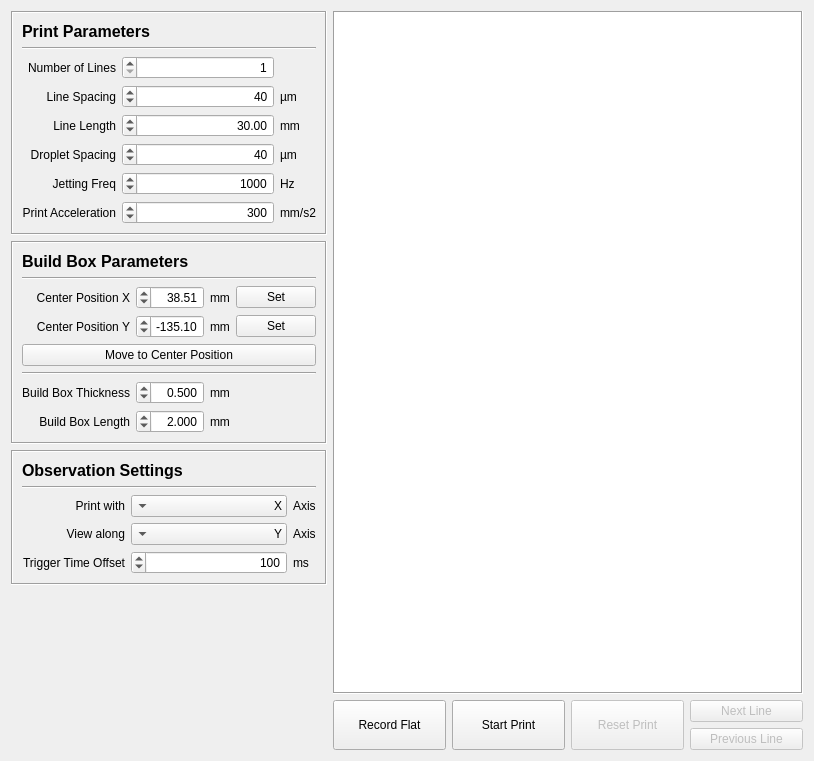
BYUCreateResearchLab/CREATE_LAB_Binder_Jet_Printer, file src/ui/highspeedlinewidget.ui: the form before one commit.
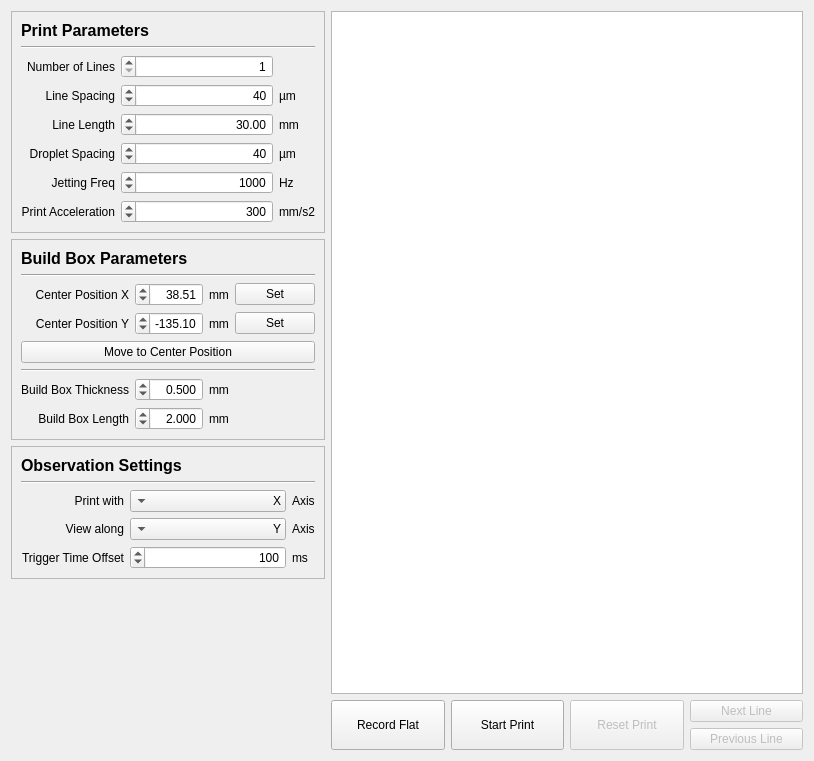
The form after the commit. Custom widgets are drawn as their Qt base class.

Diff of the .ui file:
```diff
--- a/src/ui/highspeedlinewidget.ui
+++ b/src/ui/highspeedlinewidget.ui
@@ -25,7 +25,7 @@
         </sizepolicy>
        </property>
        <property name="frameShape">
-        <enum>QFrame::Box</enum>
+        <enum>QFrame::StyledPanel</enum>
        </property>
        <property name="frameShadow">
         <enum>QFrame::Sunken</enum>
@@ -287,7 +287,7 @@
         </sizepolicy>
        </property>
        <property name="frameShape">
-        <enum>QFrame::Box</enum>
+        <enum>QFrame::StyledPanel</enum>
        </property>
        <property name="frameShadow">
         <enum>QFrame::Sunken</enum>
@@ -506,7 +506,7 @@
         </sizepolicy>
        </property>
        <property name="frameShape">
-        <enum>QFrame::Box</enum>
+        <enum>QFrame::StyledPanel</enum>
        </property>
        <property name="frameShadow">
         <enum>QFrame::Sunken</enum>
@@ -733,7 +733,7 @@
       </size>
      </property>
      <property name="frameShape">
-      <enum>QFrame::Box</enum>
+      <enum>QFrame::StyledPanel</enum>
      </property>
     </widget>
    </item>
```
